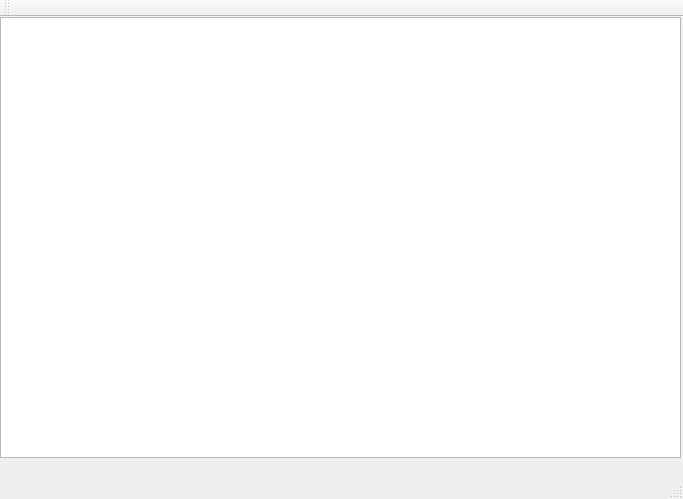
Above: hsved.ui from ValeriyKr/HSVed before the change. Below: the same form after it.
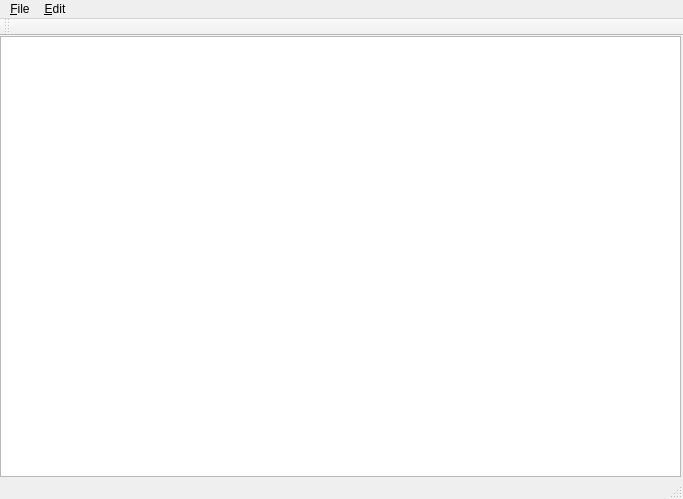
That is the form after the change.

Commit message: Aded menu items, most don't work yet

Diff of the .ui file:
```diff
--- a/hsved.ui
+++ b/hsved.ui
@@ -46,6 +46,25 @@
      <height>15</height>
     </rect>
    </property>
+   <widget class="QMenu" name="menuFile">
+    <property name="title">
+     <string>&amp;File</string>
+    </property>
+    <addaction name="actionOpen"/>
+    <addaction name="actionSave"/>
+    <addaction name="actionSave_As"/>
+    <addaction name="separator"/>
+    <addaction name="actionQuit"/>
+   </widget>
+   <widget class="QMenu" name="menuEdit">
+    <property name="title">
+     <string>&amp;Edit</string>
+    </property>
+    <addaction name="actionBrushes"/>
+    <addaction name="actionFilters"/>
+   </widget>
+   <addaction name="menuFile"/>
+   <addaction name="menuEdit"/>
   </widget>
   <widget class="QToolBar" name="mainToolBar">
    <attribute name="toolBarArea">
```
Left out of the diff: 30 changed lines with no effect on the pictures. The commit also changes 6 other files.
